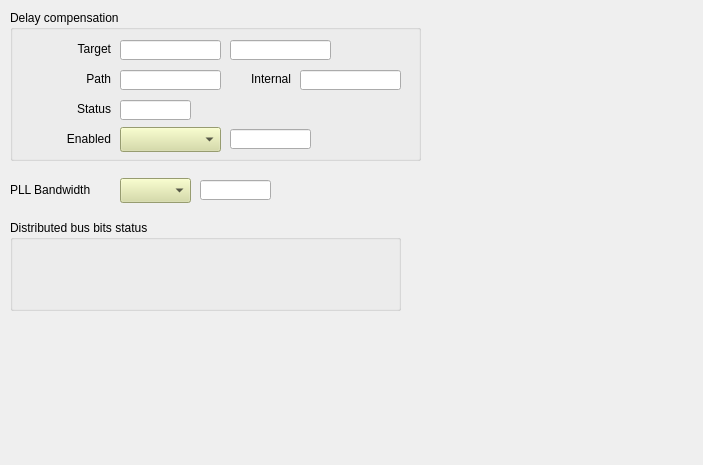
The window that evrMrmApp/opi/EVR/G_EVR_PCIe_misc.ui (paulscherrerinstitute/mrfioc2) describes before a commit, drawn with Qt 5.
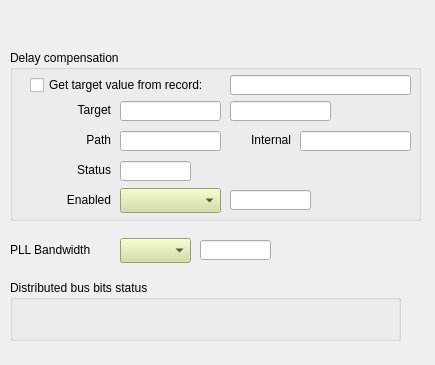
The same window after the commit. Custom widgets are drawn as their Qt base class.

Diff of the .ui file:
```diff
--- a/evrMrmApp/opi/EVR/G_EVR_PCIe_misc.ui
+++ b/evrMrmApp/opi/EVR/G_EVR_PCIe_misc.ui
@@ -6,20 +6,147 @@
    <rect>
     <x>0</x>
     <y>0</y>
-    <width>703</width>
-    <height>465</height>
+    <width>435</width>
+    <height>365</height>
    </rect>
   </property>
   <property name="windowTitle">
    <string>Form</string>
   </property>
-  <widget class="QGroupBox" name="groupBox">
+  <widget class="caRelatedDisplay" name="carelateddisplay_4">
    <property name="geometry">
     <rect>
-     <x>10</x>
+     <x>20</x>
      <y>10</y>
+     <width>171</width>
+     <height>25</height>
+    </rect>
+   </property>
+   <property name="background">
+    <color>
+     <red>183</red>
+     <green>157</green>
+     <blue>92</blue>
+    </color>
+   </property>
+   <property name="labels">
+    <string notr="true">Data buffer status overview</string>
+   </property>
+   <property name="files">
+    <string notr="true">G_EVR_$(FF)_dbuf.ui</string>
+   </property>
+   <property name="args">
+    <string notr="true">SYS=$(SYS),DEVICE=$(DEVICE),FF=$(FF)</string>
+   </property>
+  </widget>
+  <widget class="caFrame" name="caframe">
+   <property name="geometry">
+    <rect>
+     <x>10</x>
+     <y>50</y>
+     <width>421</width>
+     <height>311</height>
+    </rect>
+   </property>
+   <property name="visibility">
+    <enum>caFrame::Calc</enum>
+   </property>
+   <property name="visibilityCalc">
+    <string notr="true">A&gt;=0x200</string>
+   </property>
+   <property name="channel" stdset="0">
+    <string notr="true">$(SYS)-$(DEVICE):FwVer-I</string>
+   </property>
+   <widget class="QLabel" name="label">
+    <property name="geometry">
+     <rect>
+      <x>0</x>
+      <y>191</y>
+      <width>101</width>
+      <height>17</height>
+     </rect>
+    </property>
+    <property name="text">
+     <string>PLL Bandwidth</string>
+    </property>
+   </widget>
+   <widget class="QGroupBox" name="groupBox_2">
+    <property name="geometry">
+     <rect>
+      <x>0</x>
+      <y>230</y>
+      <width>391</width>
+      <height>61</height>
+     </rect>
+    </property>
+    <property name="title">
+     <string>Distributed bus bits status</string>
+    </property>
+    <widget class="caByte" name="cabyte_2">
+     <property name="geometry">
+      <rect>
+       <x>10</x>
+       <y>30</y>
+       <width>291</width>
+       <height>20</height>
+      </rect>
+     </property>
+     <property name="channel" stdset="0">
+      <string notr="true">$(SYS)-$(DEVICE):DBus-Status-I</string>
+     </property>
+     <property name="direction">
+      <enum>caByte::Left</enum>
+     </property>
+     <property name="startBit">
+      <number>0</number>
+     </property>
+     <property name="endBit">
+      <number>7</number>
+     </property>
+    </widget>
+   </widget>
+   <widget class="caLineEdit" name="calineedit_20">
+    <property name="geometry">
+     <rect>
+      <x>190</x>
+      <y>190</y>
+      <width>71</width>
+      <height>20</height>
+     </rect>
+    </property>
+    <property name="alignment">
+     <set>Qt::AlignLeading|Qt::AlignLeft|Qt::AlignVCenter</set>
+    </property>
+    <property name="channel" stdset="0">
+     <string notr="true">$(SYS)-$(DEVICE):PLL-Bandwidth-RB</string>
+    </property>
+    <property name="unitsEnabled">
+     <bool>true</bool>
+    </property>
+   </widget>
+   <widget class="caMenu" name="camenu_2">
+    <property name="geometry">
+     <rect>
+      <x>110</x>
+      <y>188</y>
+      <width>71</width>
+      <height>25</height>
+     </rect>
+    </property>
+    <property name="styleSheet">
+     <string notr="true">background-color: rgb(212, 219, 157);</string>
+    </property>
+    <property name="channel" stdset="0">
+     <string notr="true">$(SYS)-$(DEVICE):PLL-Bandwidth-Sel</string>
+    </property>
+   </widget>
+   <widget class="QGroupBox" name="groupBox">
+    <property name="geometry">
+     <rect>
+      <x>0</x>
+      <y>0</y>
      <width>411</width>
-     <height>151</height>
+      <height>171</height>
     </rect>
    </property>
    <property name="title">
@@ -29,7 +156,7 @@
     <property name="geometry">
      <rect>
       <x>40</x>
-      <y>30</y>
+       <y>51</y>
       <width>61</width>
       <height>17</height>
      </rect>
@@ -45,7 +172,7 @@
     <property name="geometry">
      <rect>
       <x>40</x>
-      <y>60</y>
+       <y>81</y>
       <width>61</width>
       <height>17</height>
      </rect>
@@ -61,7 +188,7 @@
     <property name="geometry">
      <rect>
       <x>220</x>
-      <y>60</y>
+       <y>81</y>
       <width>61</width>
       <height>17</height>
      </rect>
@@ -77,7 +204,7 @@
     <property name="geometry">
      <rect>
       <x>40</x>
-      <y>90</y>
+       <y>111</y>
       <width>61</width>
       <height>17</height>
      </rect>
@@ -93,7 +220,7 @@
     <property name="geometry">
      <rect>
       <x>220</x>
-      <y>30</y>
+       <y>51</y>
       <width>101</width>
       <height>20</height>
      </rect>
@@ -112,7 +239,7 @@
     <property name="geometry">
      <rect>
       <x>110</x>
-      <y>30</y>
+       <y>51</y>
       <width>101</width>
       <height>20</height>
      </rect>
@@ -135,7 +262,7 @@
     <property name="geometry">
      <rect>
       <x>110</x>
-      <y>60</y>
+       <y>81</y>
       <width>101</width>
       <height>20</height>
      </rect>
@@ -154,8 +281,8 @@
     <property name="geometry">
      <rect>
       <x>290</x>
-      <y>60</y>
-      <width>101</width>
+       <y>81</y>
+       <width>111</width>
       <height>20</height>
      </rect>
     </property>
@@ -173,7 +300,7 @@
     <property name="geometry">
      <rect>
       <x>110</x>
-      <y>90</y>
+       <y>111</y>
       <width>71</width>
       <height>20</height>
      </rect>
@@ -195,7 +322,7 @@
     <property name="geometry">
      <rect>
       <x>220</x>
-      <y>119</y>
+       <y>140</y>
       <width>81</width>
       <height>20</height>
      </rect>
@@ -214,7 +341,7 @@
     <property name="geometry">
      <rect>
       <x>110</x>
-      <y>117</y>
+       <y>138</y>
       <width>101</width>
       <height>25</height>
      </rect>
@@ -230,7 +357,7 @@
     <property name="geometry">
      <rect>
       <x>30</x>
-      <y>120</y>
+       <y>141</y>
       <width>71</width>
       <height>17</height>
      </rect>
@@ -242,77 +369,34 @@
      <set>Qt::AlignRight|Qt::AlignTrailing|Qt::AlignVCenter</set>
     </property>
    </widget>
-  </widget>
-  <widget class="QLabel" name="label">
+    <widget class="caToggleButton" name="catogglebutton">
    <property name="geometry">
     <rect>
-     <x>10</x>
-     <y>181</y>
-     <width>101</width>
-     <height>17</height>
+       <x>20</x>
+       <y>25</y>
+       <width>201</width>
+       <height>20</height>
     </rect>
    </property>
    <property name="text">
-    <string>PLL Bandwidth</string>
-   </property>
-  </widget>
-  <widget class="QGroupBox" name="groupBox_2">
-   <property name="geometry">
-    <rect>
-     <x>10</x>
-     <y>220</y>
-     <width>391</width>
-     <height>91</height>
-    </rect>
-   </property>
-   <property name="title">
-    <string>Distributed bus bits status</string>
-   </property>
-   <widget class="caByte" name="cabyte_2">
-    <property name="geometry">
-     <rect>
-      <x>10</x>
-      <y>30</y>
-      <width>291</width>
-      <height>20</height>
-     </rect>
-    </property>
+      <string>Get target value from record:</string>
+     </property>
     <property name="channel" stdset="0">
-     <string notr="true">$(SYS)-$(DEVICE):DBus-Status-I</string>
-    </property>
-    <property name="direction">
-     <enum>caByte::Left</enum>
-    </property>
-    <property name="startBit">
-     <number>0</number>
-    </property>
-    <property name="endBit">
-     <number>7</number>
-    </property>
-   </widget>
-  </widget>
-  <widget class="caMenu" name="camenu_2">
+      <string notr="true">$(SYS)-$(DEVICE):DlyCompensation-Source-I.DISA</string>
+     </property>
+     <property name="trueValue">
+      <string>0</string>
+     </property>
+     <property name="falseValue">
+      <string>1</string>
+     </property>
+    </widget>
+    <widget class="caLineEdit" name="calineedit_22">
    <property name="geometry">
     <rect>
-     <x>120</x>
-     <y>178</y>
-     <width>71</width>
-     <height>25</height>
-    </rect>
-   </property>
-   <property name="styleSheet">
-    <string notr="true">background-color: rgb(212, 219, 157);</string>
-   </property>
-   <property name="channel" stdset="0">
-    <string notr="true">$(SYS)-$(DEVICE):PLL-Bandwidth-Sel</string>
-   </property>
-  </widget>
-  <widget class="caLineEdit" name="calineedit_20">
-   <property name="geometry">
-    <rect>
-     <x>200</x>
-     <y>180</y>
-     <width>71</width>
+       <x>220</x>
+       <y>25</y>
+       <width>181</width>
      <height>20</height>
     </rect>
    </property>
@@ -326,31 +410,7 @@
     <bool>true</bool>
    </property>
   </widget>
-  <widget class="caRelatedDisplay" name="carelateddisplay_4">
-   <property name="geometry">
-    <rect>
-     <x>20</x>
-     <y>330</y>
-     <width>221</width>
-     <height>31</height>
-    </rect>
-   </property>
-   <property name="background">
-    <color>
-     <red>183</red>
-     <green>157</green>
-     <blue>92</blue>
-    </color>
-   </property>
-   <property name="labels">
-    <string notr="true">Data buffer</string>
-   </property>
-   <property name="files">
-    <string notr="true">G_EVR_$(FF)_dbuf.ui</string>
-   </property>
-   <property name="args">
-    <string notr="true">SYS=$(SYS),DEVICE=$(DEVICE),FF=$(FF)</string>
-   </property>
+   </widget>
   </widget>
  </widget>
  <customwidgets>
@@ -369,6 +429,17 @@
    <extends>caLineEdit</extends>
    <header>caTextEntry</header>
   </customwidget>
+  <customwidget>
+   <class>caToggleButton</class>
+   <extends>QCheckBox</extends>
+   <header>caToggleButton</header>
+  </customwidget>
+  <customwidget>
+   <class>caFrame</class>
+   <extends>QFrame</extends>
+   <header>caFrame</header>
+   <container>1</container>
+  </customwidget>
   <customwidget>
    <class>caLineEdit</class>
    <extends>QLineEdit</extends>
```
Left out of the diff: 2 changed lines with no effect on the pictures. Lines whose indentation alone changed are shown as unchanged.
